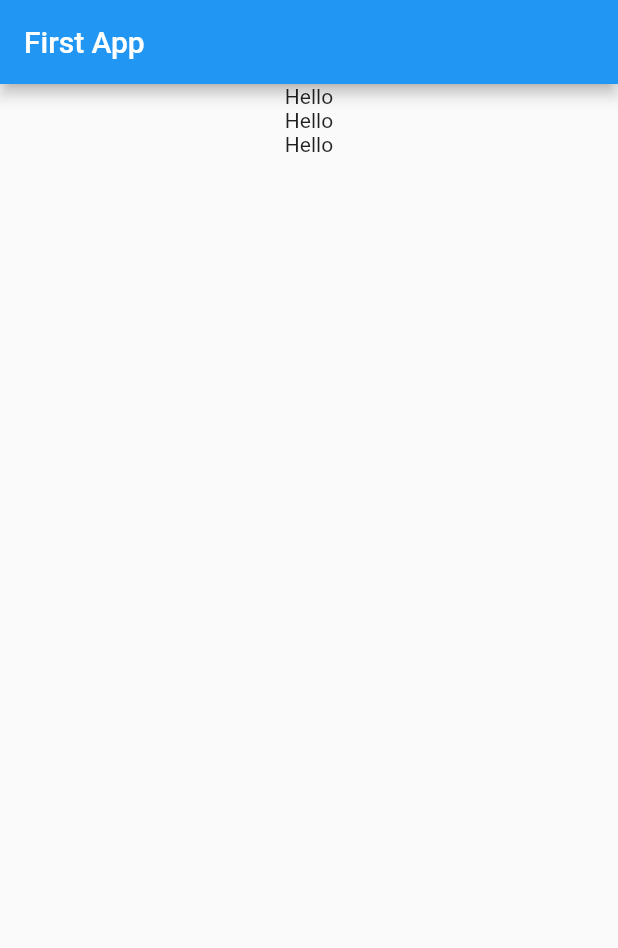
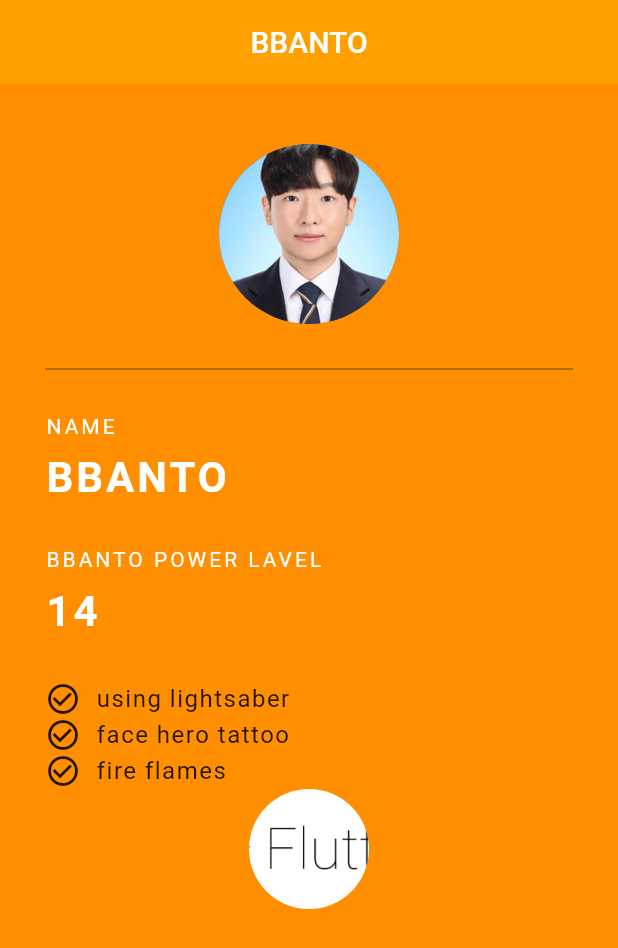
Before and after one commit to Gyeony95/Flutter-Study, a Flutter app: the screen it shows after launch, on a phone screen of 412 x 824 dp. Shown: the top 948 px of the screen. Run offline on Flutter 3.47's test engine with Material 2 defaults, Android fonts, the light colour scheme and no system bars.

Commit message:
create ui code

```diff
--- a/my_app/lib/main.dart
+++ b/my_app/lib/main.dart
@@ -7,32 +7,159 @@ class MyApp extends StatelessWidget {
   @override
   Widget build(BuildContext context) {
     return MaterialApp(
-      title: "First App",
+      debugShowCheckedModeBanner: false,//디버드 띠 없애기
+      title: "Character Card",
+      home: Grade(),
       theme: ThemeData(
         primarySwatch: Colors.blue// 테마 기본 색상이 블루라는 의미
       ),
-    home : MyHomePage(),
     );
   }
 }
 
-//원래 내부에 데이터가 바뀌는 부분이 하나라도 있으면 스테이트풀로 해야하는데 지금은 스테이트리스
-class MyHomePage extends StatelessWidget {
+class Grade extends StatelessWidget {
   @override
   Widget build(BuildContext context) {
-    return Scaffold(//발판을 만들어준다는 의미
+    return Scaffold(
+      backgroundColor: Colors.amber[800],
       appBar: AppBar(
-        title: Text("First App"),
+        title: Text('BBANTO'),
+        backgroundColor: Colors.amber[700],
+        centerTitle: true,
+        elevation: 0.0,
       ),
-      body: Center(
+      body: Padding(
+        padding: EdgeInsets.fromLTRB(30.0, 40.0, 30.0, 0.0),
         child: Column(
+          crossAxisAlignment: CrossAxisAlignment.start,//시작점 정렬을 위한 부분
           children: <Widget>[
-            Text('Hello'),
-            Text('Hello'),
-            Text('Hello')
+            Center(
+              child: CircleAvatar(
+                backgroundImage: AssetImage('assets/mphoto.jpg'),
+                radius: 60.0,
+              ),
+            ),
+            Divider(//위아래 합쳐서 60만큼 떨어지게 설계한다는 의미
+              height: 60.0,
+              color: Colors.grey[850],
+              thickness: 0.5,
+            ),
+            Text('NAME',
+            style: TextStyle(
+              color: Colors.white,
+              letterSpacing: 2.0,
+            ),
+            ),
+            SizedBox(//위젯간에 간격을 두기 위함
+              height: 10.0,
+            ),
+            Text('BBANTO',
+              style:TextStyle(
+                color: Colors.white,
+                letterSpacing: 2.0,
+                fontSize: 28.0,
+                fontWeight: FontWeight.bold
+              ) ,),
+            SizedBox(//위젯간에 간격을 두기 위함
+              height: 30.0,
+            ),
+            Text('BBANTO POWER LAVEL',
+              style: TextStyle(
+                color: Colors.white,
+                letterSpacing: 2.0,
+              ),
+            ),
+            SizedBox(//위젯간에 간격을 두기 위함
+              height: 10.0,
+            ),
+            Text('14',
+              style:TextStyle(
+                  color: Colors.white,
+                  letterSpacing: 2.0,
+                  fontSize: 28.0,
+                  fontWeight: FontWeight.bold
+              ) ,
+            ),
+            SizedBox(//위젯간에 간격을 두기 위함
+              height: 30.0,
+            ),
+            Row(
+              children: <Widget>[
+                Icon(Icons.check_circle_outline),
+                SizedBox(//위젯간에 간격을 두기 위함
+                  width: 10.0,
+                ),
+                Text('using lightsaber',
+                style: TextStyle(
+                  fontSize: 16.0,
+                  letterSpacing: 1.0,
+                ),),
+              ],
+            ),
+            Row(
+              children: <Widget>[
+                Icon(Icons.check_circle_outline),
+                SizedBox(//위젯간에 간격을 두기 위함
+                  width: 10.0,
+                ),
+                Text('face hero tattoo',
+                  style: TextStyle(
+                    fontSize: 16.0,
+                    letterSpacing: 1.0,
+                  ),),
+              ],
+            ),
+            Row(
+              children: <Widget>[
+                Icon(Icons.check_circle_outline),
+                SizedBox(//위젯간에 간격을 두기 위함
+                  width: 10.0,
+                ),
+                Text('fire flames',
+                  style: TextStyle(
+                    fontSize: 16.0,
+                    letterSpacing: 1.0,
+                  ),),
+              ],
+            ),
+            Center(
+              child: CircleAvatar(
+                backgroundImage: AssetImage('assets/flutter_logo.png'),
+                radius: 40.0,
+                backgroundColor: Colors.amber[800],
+              ),
+            )
           ],
         ),
       ),
     );
   }
 }
+
+
+//원래 내부에 데이터가 바뀌는 부분이 하나라도 있으면 스테이트풀로 해야하는데 지금은 스테이트리스
+class MyCard extends StatelessWidget {
+  @override
+  Widget build(BuildContext context) {
+    return Scaffold(//발판을 만들어준다는 의미
+      appBar: AppBar(
+        title: Text("BBANTO"),
+        centerTitle: true,
+        backgroundColor: Colors.red,
+        elevation: 0.0,//앱바 밑에 그림자 값 지정
+      ),
+      body:  Center(
+        child: Column(
+            //mainAxisAlignment: MainAxisAlignment.center,//정렬을 위한 위젯
+            children: <Widget>[
+                Text('data'),
+                Text('data'),
+                Text('data')
+            ],
+        ),
+      ),
+
+
+    );
+  }
+}
```
Also changed, not shown: my_app/pubspec.yaml (+4 -4 lines), my_app/assets/flutter_logo.png (added), my_app/assets/mphoto.jpg (added).
